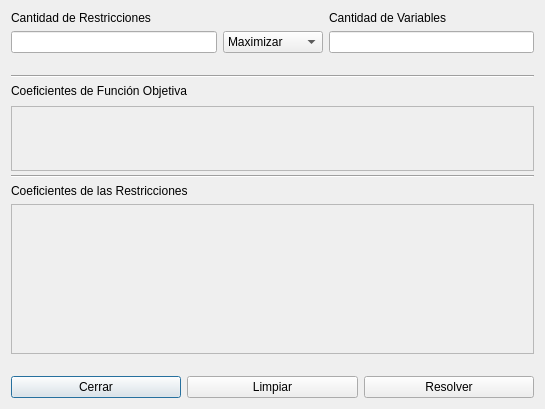
c3rberuss/Metodo-Simplex, file interfaz/simplex_interfaz.ui: the form before one commit.
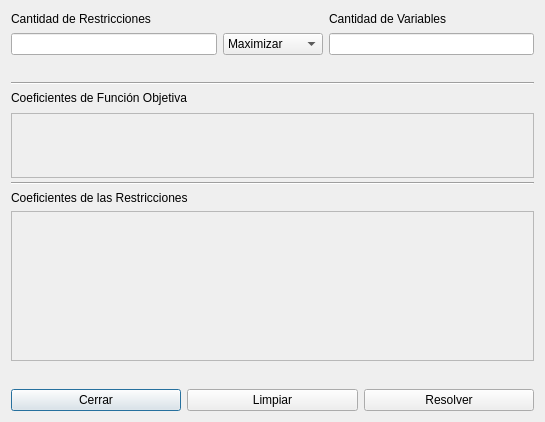
The form after the commit. Icons and pictures are not drawn.

Diff of the .ui file:
```diff
--- a/interfaz/simplex_interfaz.ui
+++ b/interfaz/simplex_interfaz.ui
@@ -8,7 +8,7 @@
     <x>0</x>
     <y>0</y>
     <width>545</width>
-    <height>409</height>
+    <height>422</height>
    </rect>
   </property>
   <property name="windowTitle">
@@ -70,8 +70,8 @@
        <rect>
         <x>0</x>
         <y>0</y>
-        <width>525</width>
-        <height>63</height>
+        <width>527</width>
+        <height>65</height>
        </rect>
       </property>
       <widget class="QWidget" name="layoutWidget">
@@ -146,8 +146,8 @@
        <rect>
         <x>0</x>
         <y>0</y>
-        <width>525</width>
-        <height>148</height>
+        <width>527</width>
+        <height>150</height>
        </rect>
       </property>
       <widget class="QWidget" name="layoutWidget">
```
Left out of the diff: 8 changed lines with no effect on the pictures.
